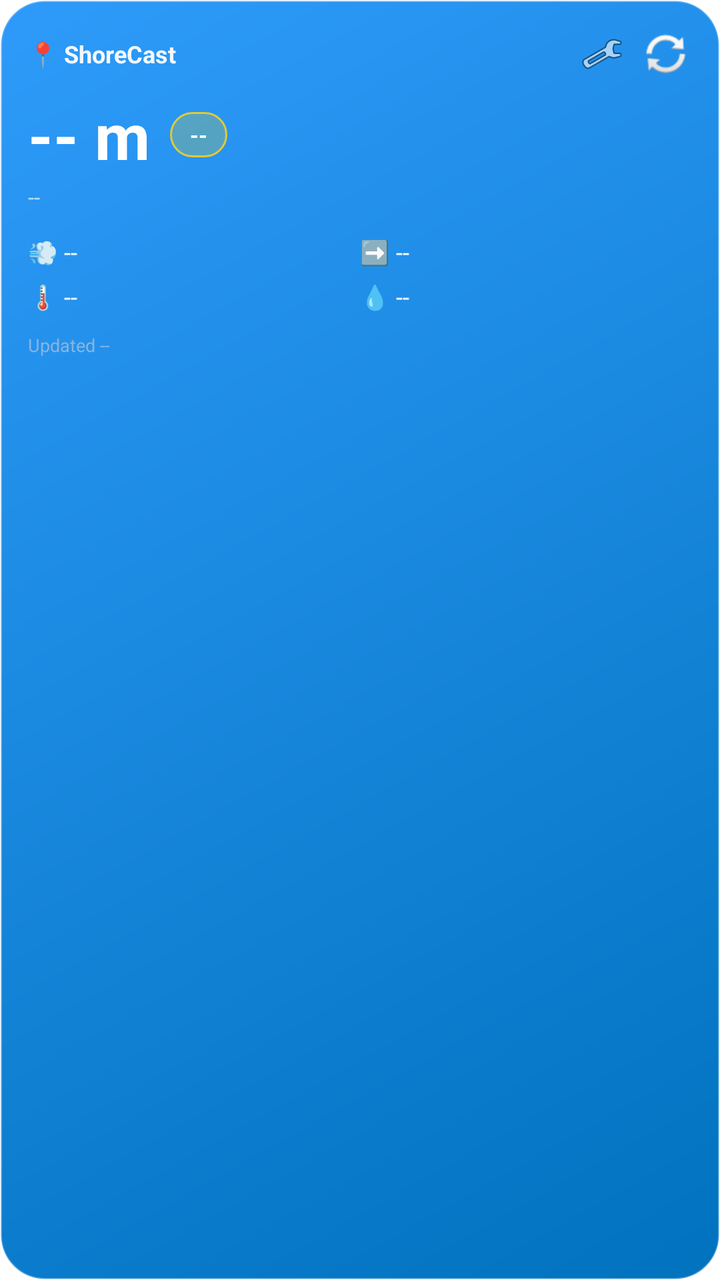
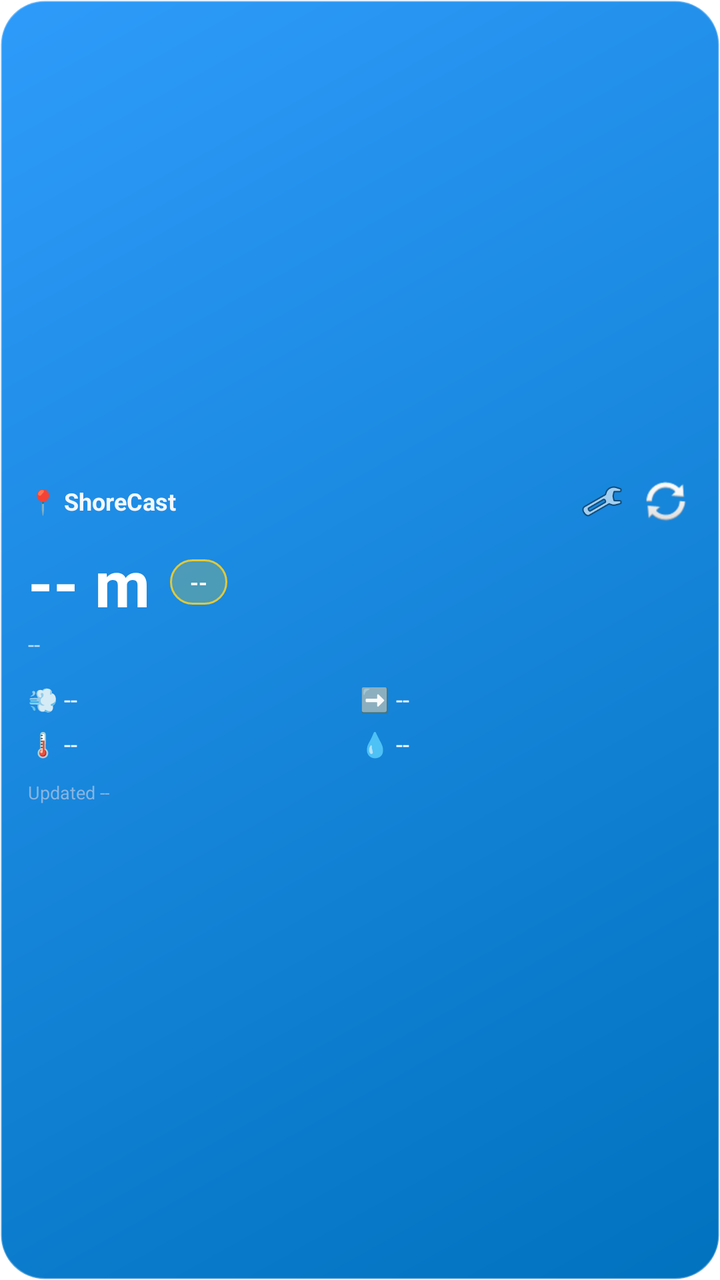

Compare the two renders of this Android layout. The source of the first and the diff that turns it into the second are given below.
<!-- AndroidManifest.xml: fallback theme Theme.MaterialComponents.DayNight.NoActionBar -->
<!-- res/layout/sea_condition_widget.xml -->
<?xml version="1.0" encoding="utf-8"?>
<LinearLayout xmlns:android="http://schemas.android.com/apk/res/android"
    android:id="@+id/widget_root"
    android:layout_width="match_parent"
    android:layout_height="match_parent"
    android:orientation="vertical"
    android:padding="14dp"
    android:background="@drawable/widget_background">

    
    <LinearLayout
        android:layout_width="match_parent"
        android:layout_height="wrap_content"
        android:orientation="horizontal"
        android:gravity="center_vertical">

        <TextView
            android:id="@+id/widget_location"
            android:layout_width="0dp"
            android:layout_height="wrap_content"
            android:layout_weight="1"
            android:textColor="#F3F8FF"
            android:textSize="12sp"
            android:textStyle="bold"
            android:maxLines="1"
            android:ellipsize="end"
            android:text="📍 ShoreCast" />

        <ImageButton
            android:id="@+id/widget_settings_button"
            android:layout_width="22dp"
            android:layout_height="22dp"
            android:layout_marginEnd="8dp"
            android:background="@android:color/transparent"
            android:scaleType="fitCenter"
            android:contentDescription="Choose headline metric"
            android:src="@android:drawable/ic_menu_preferences" />

        <ImageButton
            android:id="@+id/widget_refresh_button"
            android:layout_width="26dp"
            android:layout_height="26dp"
            android:background="@android:color/transparent"
            android:scaleType="fitCenter"
            android:contentDescription="Refresh"
            android:src="@android:drawable/ic_popup_sync" />
    </LinearLayout>

    
    <LinearLayout
        android:layout_width="match_parent"
        android:layout_height="wrap_content"
        android:layout_marginTop="6dp"
        android:orientation="horizontal"
        android:gravity="center_vertical">

        <TextView
            android:id="@+id/widget_headline_value"
            android:layout_width="wrap_content"
            android:layout_height="wrap_content"
            android:textColor="#FFFFFF"
            android:textSize="32sp"
            android:textStyle="bold"
            android:text="-- m" />

        <LinearLayout
            android:id="@+id/widget_rating_pill"
            android:layout_width="wrap_content"
            android:layout_height="wrap_content"
            android:layout_marginStart="10dp"
            android:paddingLeft="10dp"
            android:paddingRight="10dp"
            android:paddingTop="4dp"
            android:paddingBottom="4dp"
            android:background="@drawable/widget_pill_fair">

            <TextView
                android:id="@+id/widget_rating"
                android:layout_width="wrap_content"
                android:layout_height="wrap_content"
                android:textColor="#FFFFFF"
                android:textSize="11sp"
                android:textStyle="bold"
                android:text="--" />
        </LinearLayout>
    </LinearLayout>

    <TextView
        android:id="@+id/widget_headline_subtitle"
        android:layout_width="match_parent"
        android:layout_height="wrap_content"
        android:layout_marginTop="2dp"
        android:textColor="#B9DCF7"
        android:textSize="11sp"
        android:maxLines="1"
        android:ellipsize="end"
        android:text="--" />

    
    <LinearLayout
        android:layout_width="match_parent"
        android:layout_height="wrap_content"
        android:layout_marginTop="12dp"
        android:orientation="horizontal">

        <TextView
            android:id="@+id/widget_slot_1"
            android:layout_width="0dp"
            android:layout_height="wrap_content"
            android:layout_weight="1"
            android:textColor="#F3F8FF"
            android:textSize="12sp"
            android:text="💨 --" />

        <TextView
            android:id="@+id/widget_slot_2"
            android:layout_width="0dp"
            android:layout_height="wrap_content"
            android:layout_weight="1"
            android:textColor="#F3F8FF"
            android:textSize="12sp"
            android:text="➡️ --" />
    </LinearLayout>

    <LinearLayout
        android:layout_width="match_parent"
        android:layout_height="wrap_content"
        android:layout_marginTop="6dp"
        android:orientation="horizontal">

        <TextView
            android:id="@+id/widget_slot_3"
            android:layout_width="0dp"
            android:layout_height="wrap_content"
            android:layout_weight="1"
            android:textColor="#F3F8FF"
            android:textSize="12sp"
            android:text="🌡️ --" />

        <TextView
            android:id="@+id/widget_slot_4"
            android:layout_width="0dp"
            android:layout_height="wrap_content"
            android:layout_weight="1"
            android:textColor="#F3F8FF"
            android:textSize="12sp"
            android:text="💧 --" />
    </LinearLayout>

    <TextView
        android:id="@+id/widget_updated"
        android:layout_width="match_parent"
        android:layout_height="wrap_content"
        android:layout_marginTop="10dp"
        android:textColor="#89B4E0"
        android:textSize="9sp"
        android:text="Updated --" />

</LinearLayout>
<!-- resources referenced by this layout -->
<resources>
  <!-- drawable widget_background (drawable) -->
  <?xml version="1.0" encoding="utf-8"?>
  <shape xmlns:android="http://schemas.android.com/apk/res/android" android:shape="rectangle">
      <corners android:radius="22dp" />
      <gradient
          android:type="linear"
          android:angle="315"
          android:startColor="#2E9BFA"
          android:endColor="#0072BE" />
      <stroke android:width="1dp" android:color="#4DFFFFFF" />
  </shape>
  <!-- drawable widget_pill_fair (drawable) -->
  <?xml version="1.0" encoding="utf-8"?>
  <shape xmlns:android="http://schemas.android.com/apk/res/android" android:shape="rectangle">
      <corners android:radius="20dp" />
      <solid android:color="#40E0C93A" />
      <stroke android:width="1dp" android:color="#E0C93A" />
  </shape>
</resources>

<!-- the commit's change to res/layout/sea_condition_widget.xml (unified diff, before → after) -->
@@ -4,6 +4,7 @@
     android:layout_width="match_parent"
     android:layout_height="match_parent"
     android:orientation="vertical"
+    android:gravity="center_vertical"
     android:padding="14dp"
     android:background="@drawable/widget_background">
 
